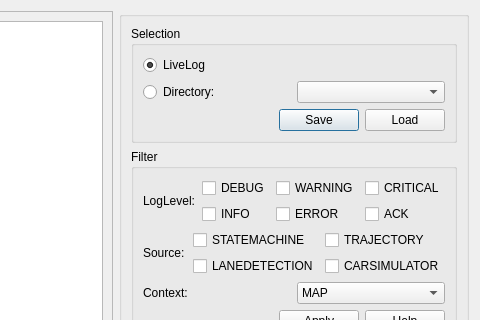
melegiul/adtf-remote, file src/dialog_log_analyzer.ui: the form before one commit; both pictures show x 558 to 1038 and y 0 to 320 of the 1038 by 671 pixel window.
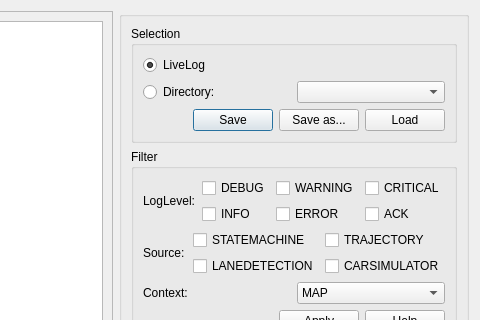
The form after the commit.

Commit message: added file number delimiter in preferences, enabling/disabling of load/save buttons in log analyzer, fixed settings bugs

```diff
--- a/src/dialog_log_analyzer.ui
+++ b/src/dialog_log_analyzer.ui
@@ -133,6 +133,13 @@
              </property>
             </widget>
            </item>
+           <item>
+            <widget class="QPushButton" name="saveAsButton">
+             <property name="text">
+              <string>Save as...</string>
+             </property>
+            </widget>
+           </item>
            <item>
             <widget class="QPushButton" name="loadButton">
              <property name="text">
```
Left out of the diff: 14 changed lines with no effect on the pictures. The commit also changes 11 other files.
